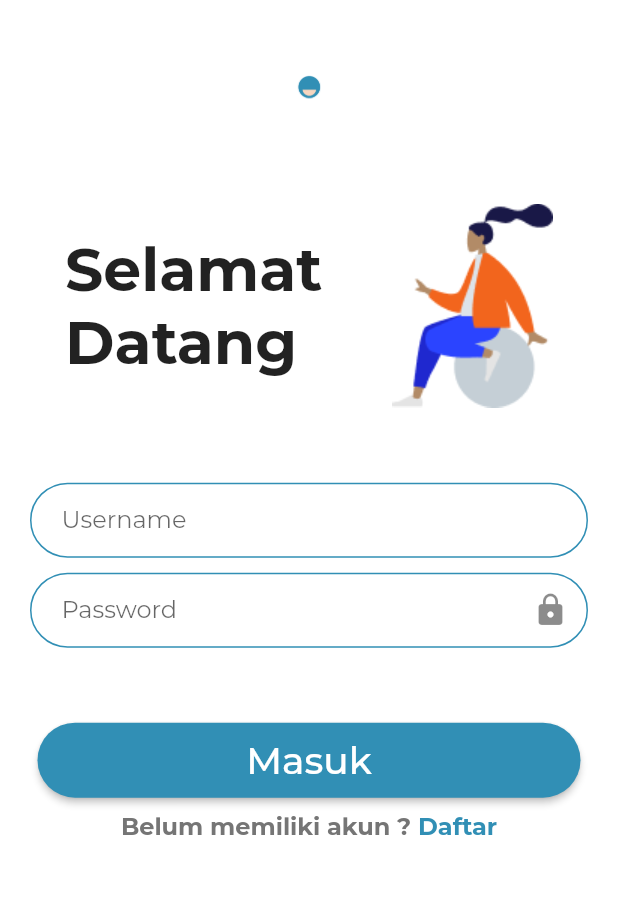
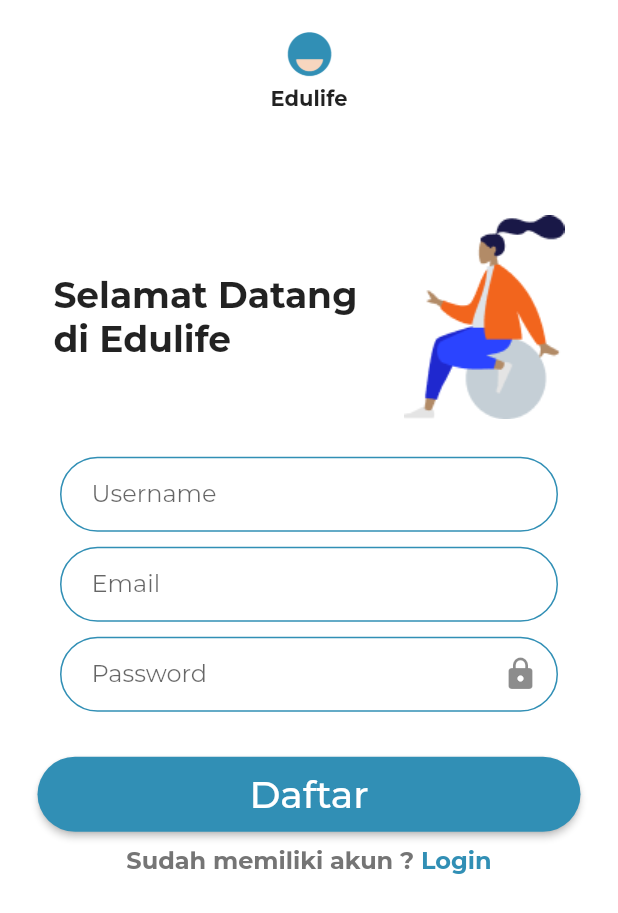
Before and after one commit to asbp/edu-life, a Flutter app: the LoginScreen screen opened directly, after a tap on "Daftar", on a phone screen of 412 x 824 dp. Shown: the top 913 px of the screen. Run offline on Flutter 3.47's test engine with Material 2 defaults, Android fonts, the phone set to English and light mode, and no system bars; project files that could hold a hidden picture were left out.

Commit message:
Add register page

```diff
--- a/lib/components/login/login.dart
+++ b/lib/components/login/login.dart
@@ -1,5 +1,6 @@
 import 'package:edu_life/components/button_primary.dart';
 import 'package:edu_life/components/main_layout.dart';
+import 'package:edu_life/components/register/register.dart';
 import 'package:edu_life/config/constants.dart';
 import 'package:flutter/material.dart';
 
@@ -29,11 +30,20 @@ class _LoginScreenState extends State<LoginScreen> {
         body: ListView(
       scrollDirection: Axis.vertical,
       children: <Widget>[
-        SizedBox(height: 50),
+        SizedBox(height: 30),
         Center(
           child: Image.asset(
             "assets/images/logo.png",
-            scale: 12,
+            scale: 6,
+          ),
+        ),
+        SizedBox(height: 5),
+        Center(
+          child: Text(
+            "Edulife",
+            style: TextStyle(
+              fontWeight: FontWeight.bold,
+            ),
           ),
         ),
         SizedBox(height: 70),
@@ -116,7 +126,13 @@ class _LoginScreenState extends State<LoginScreen> {
                         color: Colors.grey[600]),
                   ),
                   GestureDetector(
-                    onTap: () {},
+                    onTap: () {
+                      Navigator.pushReplacement(
+                        context, MaterialPageRoute(
+                          builder: (context) => Register()
+                        )
+                      );
+                    },
                     child: Text(
                       "Daftar",
                       style: TextStyle(
--- /dev/null
+++ b/lib/components/register/register.dart
@@ -0,0 +1,177 @@
+import 'package:edu_life/components/button_primary.dart';
+import 'package:edu_life/components/login/login.dart';
+import 'package:edu_life/components/main_layout.dart';
+import 'package:edu_life/config/constants.dart';
+import 'package:flutter/material.dart';
+
+class Register extends StatefulWidget {
+  @override
+  _RegisterState createState() => _RegisterState();
+}
+
+class _RegisterState extends State<Register> {
+
+  bool _obscureText = true;
+  // Toggles the password show status
+  void _toggle() {
+    setState(() {
+      _obscureText = !_obscureText;
+    });
+  }
+
+  @override
+  Widget build(BuildContext context) {
+    return Scaffold(
+      body: Container(
+        margin: EdgeInsets.all(20),
+        child: ListView(
+          children: <Widget>[
+          Center(
+            child: Image.asset(
+              "assets/images/logo.png",
+              scale: 6,
+            ),
+          ),
+          SizedBox(height: 5),
+          Center(
+            child: Text(
+              "Edulife",
+              style: TextStyle(
+                fontWeight: FontWeight.bold,
+              ),
+            ),
+          ),
+          SizedBox(height: 70),
+          Row(
+            mainAxisAlignment: MainAxisAlignment.spaceAround,
+            children: <Widget>[
+              Text(
+                "Selamat Datang\ndi Edulife",
+                style: TextStyle(
+                  fontSize: 24,
+                  fontWeight: FontWeight.bold
+                ),
+              ),
+              Image.asset(
+                "assets/images/sitting1.png"
+              )
+            ],
+          ),
+          SizedBox(height: 25),
+          Container(
+            margin: EdgeInsets.symmetric(horizontal: 20),
+            decoration: BoxDecoration(
+              color: Colors.white,
+              border: Border.all(color: colorSecondary),
+              borderRadius: BorderRadius.circular(40)),
+              child: TextFormField(
+                decoration: InputDecoration(
+                  contentPadding: EdgeInsets.only(left: 20, right: 20),
+                  hintText: "username",
+                  labelText: "Username",
+                  hintStyle: TextStyle(
+                    color: Colors.black,
+                  ),
+                enabledBorder: InputBorder.none,
+                focusedBorder: InputBorder.none
+              ),
+            ),
+          ),
+          SizedBox(height: 10),
+          Container(
+            margin: EdgeInsets.symmetric(horizontal: 20),
+            decoration: BoxDecoration(
+              color: Colors.white,
+              border: Border.all(color: colorSecondary),
+              borderRadius: BorderRadius.circular(40)),
+              child: TextFormField(
+                decoration: InputDecoration(
+                  contentPadding: EdgeInsets.only(left: 20, right: 20),
+                  hintText: "email",
+                  labelText: "Email",
+                  hintStyle: TextStyle(
+                    color: Colors.black,
+                  ),
+                enabledBorder: InputBorder.none,
+                focusedBorder: InputBorder.none
+              ),
+            ),
+          ),
+          SizedBox(height: 10),
+          Container(
+            margin: EdgeInsets.symmetric(horizontal: 20),
+            decoration: BoxDecoration(
+              color: Colors.white,
+              border: Border.all(color: colorSecondary),
+              borderRadius: BorderRadius.circular(40)),
+              child: TextFormField(
+                decoration: InputDecoration(
+                  contentPadding: EdgeInsets.only(left: 20, right: 20),
+                  hintText: "password",
+                  labelText: "Password",
+                  hintStyle: TextStyle(
+                    color: Colors.black,
+                  ),
+                enabledBorder: InputBorder.none,
+                focusedBorder: InputBorder.none,
+                suffixIcon: IconButton(
+                  icon: Icon(_obscureText ? Icons.lock : Icons.lock_open),
+                  onPressed: () {
+                    _toggle();
+                  }
+                )
+              ),
+              ),
+            ),
+            SizedBox(height: 30),
+            Container(
+            child: Column(
+              children: <Widget>[
+                ButtonPrimary(
+                    text: "Daftar",
+                    onClick: () {
+                      Navigator.pushReplacement(
+                        context, MaterialPageRoute(
+                          builder: (context) => Home()
+                        )
+                      );
+                    }
+                  ),
+                SizedBox(height: 10),
+                Row(
+                mainAxisAlignment: MainAxisAlignment.center,
+                children: <Widget>[
+                  Text(
+                    "Sudah memiliki akun ? ",
+                    style: TextStyle(
+                        fontWeight: FontWeight.bold,
+                        fontSize: 16,
+                        color: Colors.grey[600]),
+                  ),
+                  GestureDetector(
+                    onTap: () {
+                      Navigator.pushReplacement(
+                        context, MaterialPageRoute(
+                          builder: (context) => LoginScreen()
+                        )
+                      );
+                    },
+                    child: Text(
+                      "Login",
+                      style: TextStyle(
+                          fontWeight: FontWeight.bold,
+                          color: colorSecondary,
+                          fontSize: 16),
+                    ),
+                  )
+                ],
+              )
+              ],
+            ),
+          )
+          ],
+        ),
+      ),
+    );
+  }
+}
--- a/lib/components/splash/slider_tile.dart
+++ b/lib/components/splash/slider_tile.dart
@@ -1,3 +1,4 @@
+import 'package:edu_life/components/register/register.dart';
 import 'package:edu_life/config/constants.dart';
 import 'package:flutter/material.dart';
 
@@ -37,7 +38,13 @@ class SliderTile extends StatelessWidget {
             ),
           ),
           pageIndex == 2 ? GestureDetector(
-            onTap: (){},
+            onTap: (){
+              Navigator.pushReplacement(
+                context, MaterialPageRoute(
+                  builder: (context) => Register()
+                )
+              );
+            },
             child: Container(
               margin: EdgeInsets.only(top: 30),
               width: 250,
@@ -48,7 +55,7 @@ class SliderTile extends StatelessWidget {
               ),
               child: Center(
                 child: Text(
-                  "Registrasi",
+                  "Daftar",
                   style: TextStyle(
                     color: Colors.white,
                     fontWeight: FontWeight.bold,
--- a/lib/main.dart
+++ b/lib/main.dart
@@ -1,5 +1,8 @@
 import 'package:edu_life/components/landing.dart';
+import 'package:edu_life/components/login/login.dart';
 import 'package:flutter/material.dart';
+
+import 'components/register/register.dart';
 
 void main() {
   runApp(MyApp());
@@ -15,6 +18,7 @@ class MyApp extends StatelessWidget {
         fontFamily: 'Montserrat'
       ),
       home: LandingScreen(firstInstall: true),
+      // home: Register(),
     );
   }
 }
```
Also changed, not shown: pubspec.lock.
